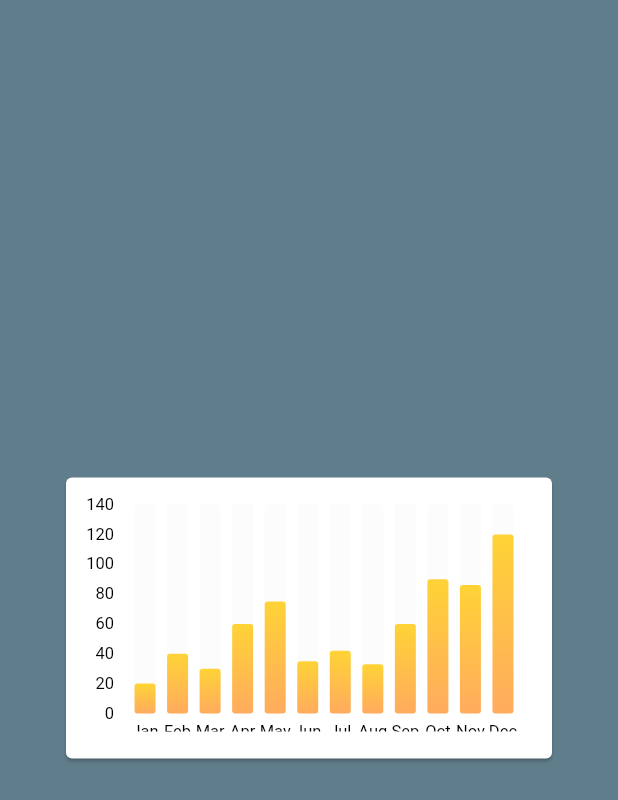
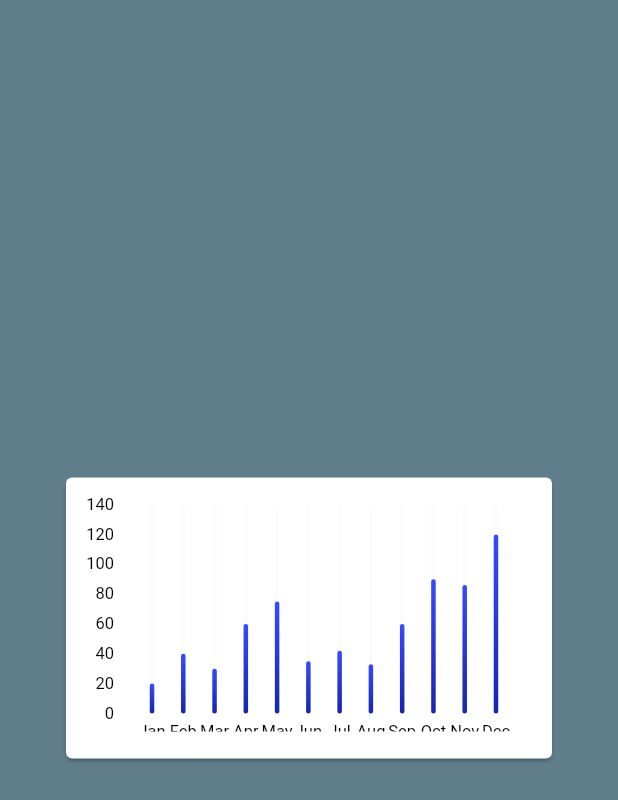
Before and after one commit to bradrushworth/amber, a Flutter app: the screen it shows after launch, on a phone screen of 412 x 824 dp. Shown: the top 800 px of the screen. Run offline on Flutter 3.47's test engine with Material 2 defaults, Android fonts, the phone set to English and light mode, and no system bars; drawn by our look-alikes of fl_chart.

Commit message:
Implement bar_chart2.dart

```diff
--- /dev/null
+++ b/lib/bar_chart2.dart
@@ -0,0 +1,90 @@
+import 'package:fl_chart/fl_chart.dart';
+import 'package:flutter/material.dart';
+
+class BarChartWidget2 extends StatelessWidget {
+  const BarChartWidget2({Key? key}) : super(key: key);
+
+  BarChartRodData makeRodData(double y) {
+    return BarChartRodData(
+        y: y,
+        colors: [
+          const Color(0xFF1726AB),
+          const Color(0xFF364AFF),
+        ],
+        width: 3,
+        borderRadius: BorderRadius.circular(2),
+        backDrawRodData: BackgroundBarChartRodData(
+            show: true,
+            colors: [const Color(0xFFFCFCFC)],
+            y: 140
+        )
+    );
+  }
+
+  @override
+  Widget build(BuildContext context) {
+    return Padding(
+      padding: const EdgeInsets.only(right: 18, top: 18, bottom: 18),
+      child: BarChart(
+        BarChartData(
+          barGroups: [
+            BarChartGroupData(x: 0, barRods: [makeRodData(20)]),
+            BarChartGroupData(x: 1, barRods: [makeRodData(40)]),
+            BarChartGroupData(x: 2, barRods: [makeRodData(30)]),
+            BarChartGroupData(x: 3, barRods: [makeRodData(60)]),
+            BarChartGroupData(x: 4, barRods: [makeRodData(75)]),
+            BarChartGroupData(x: 5, barRods: [makeRodData(35)]),
+            BarChartGroupData(x: 6, barRods: [makeRodData(42)]),
+            BarChartGroupData(x: 7, barRods: [makeRodData(33)]),
+            BarChartGroupData(x: 8, barRods: [makeRodData(60)]),
+            BarChartGroupData(x: 9, barRods: [makeRodData(90)]),
+            BarChartGroupData(x: 10, barRods: [makeRodData(86)]),
+            BarChartGroupData(x: 11, barRods: [makeRodData(120)]),
+          ],
+          titlesData: FlTitlesData(
+              rightTitles: SideTitles(showTitles: false),
+              topTitles: SideTitles(showTitles: false),
+              bottomTitles: SideTitles(
+                reservedSize: 6,
+                showTitles: true,
+                getTitles: (xValue) {
+                  switch (xValue.toInt()) {
+                    case 0:
+                      return 'Jan';
+                    case 1:
+                      return 'Feb';
+                    case 2:
+                      return 'Mar';
+                    case 3:
+                      return 'Apr';
+                    case 4:
+                      return 'May';
+                    case 5:
+                      return 'Jun';
+                    case 6:
+                      return 'Jul';
+                    case 7:
+                      return 'Aug';
+                    case 8:
+                      return 'Sep';
+                    case 9:
+                      return 'Oct';
+                    case 10:
+                      return 'Nov';
+                    case 11:
+                      return 'Dec';
+                    default:
+                      throw StateError('Not supported');
+                  }
+                },
+              ),
+              leftTitles: SideTitles(
+                  showTitles: true, interval: 20, reservedSize: 32)),
+          maxY: 140,
+          gridData: FlGridData(show: false),
+          borderData: FlBorderData(show: false),
+        ),
+      ),
+    );
+  }
+}
--- a/lib/main.dart
+++ b/lib/main.dart
@@ -1,6 +1,8 @@
 import 'package:fl_chart/fl_chart.dart';
 import 'package:flutter/material.dart';
 import 'package:ui_challenge_7/bar_chart1.dart';
+
+import 'bar_chart2.dart';
 
 void main() {
   runApp(const MyApp());
@@ -35,7 +37,7 @@ class HomePage extends StatelessWidget {
           padding: EdgeInsets.all(40.0),
           child: AspectRatio(
             child: Card(
-              child: BarChartWidget1(),
+              child: BarChartWidget2(),
             ),
             aspectRatio: 1.7,
           ),
```
